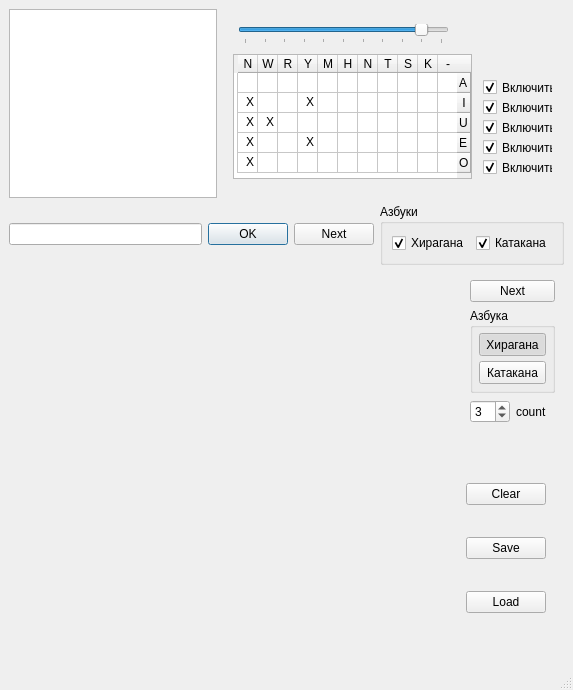
Above: kana.ui from Kracav4ik/kana before the change. Below: the same form after it.
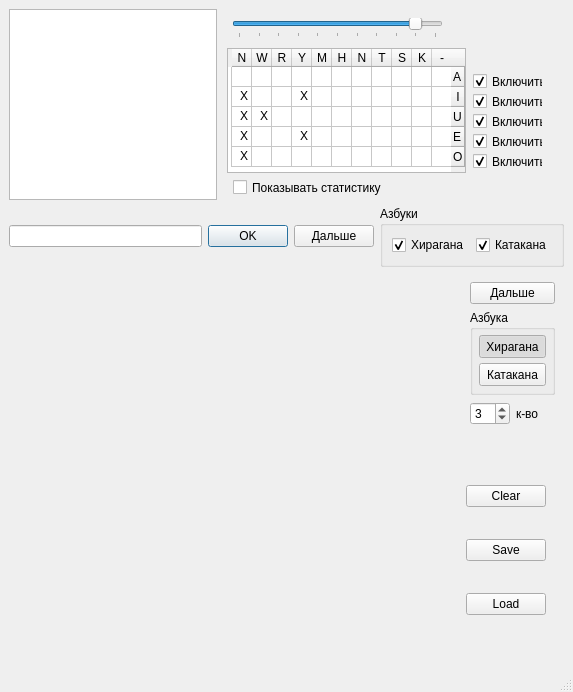
That is the form after the change. Custom widgets are drawn as their Qt base class.

Commit message: Кана: отображается красивая статистика

```diff
--- a/kana.ui
+++ b/kana.ui
@@ -7,7 +7,7 @@
     <x>0</x>
     <y>0</y>
     <width>573</width>
-    <height>690</height>
+    <height>679</height>
    </rect>
   </property>
   <property name="minimumSize">
@@ -39,7 +39,7 @@
       <item>
        <widget class="QPushButton" name="nextButton">
         <property name="text">
-         <string>Next</string>
+         <string>Дальше</string>
         </property>
        </widget>
       </item>
@@ -124,14 +124,14 @@
       <property name="minimumSize">
        <size>
         <width>341</width>
-        <height>181</height>
+        <height>191</height>
        </size>
       </property>
       <widget class="QCheckBox" name="useO">
        <property name="geometry">
         <rect>
-         <x>260</x>
-         <y>150</y>
+         <x>250</x>
+         <y>144</y>
          <width>70</width>
          <height>17</height>
         </rect>
@@ -146,8 +146,8 @@
       <widget class="QCheckBox" name="useA">
        <property name="geometry">
         <rect>
-         <x>260</x>
-         <y>70</y>
+         <x>250</x>
+         <y>64</y>
          <width>70</width>
          <height>17</height>
         </rect>
@@ -162,8 +162,8 @@
       <widget class="QCheckBox" name="useI">
        <property name="geometry">
         <rect>
-         <x>260</x>
-         <y>90</y>
+         <x>250</x>
+         <y>84</y>
          <width>70</width>
          <height>17</height>
         </rect>
@@ -178,12 +178,18 @@
       <widget class="QTableWidget" name="tableWidget">
        <property name="geometry">
         <rect>
-         <x>10</x>
-         <y>45</y>
+         <x>4</x>
+         <y>39</y>
          <width>239</width>
          <height>125</height>
         </rect>
        </property>
+       <property name="sizePolicy">
+        <sizepolicy hsizetype="Fixed" vsizetype="Fixed">
+         <horstretch>0</horstretch>
+         <verstretch>0</verstretch>
+        </sizepolicy>
+       </property>
        <property name="focusPolicy">
         <enum>Qt::NoFocus</enum>
        </property>
@@ -339,12 +345,18 @@
       <widget class="QSlider" name="levelSlider">
        <property name="geometry">
         <rect>
-         <x>15</x>
-         <y>15</y>
+         <x>9</x>
+         <y>9</y>
          <width>211</width>
          <height>20</height>
         </rect>
        </property>
+       <property name="sizePolicy">
+        <sizepolicy hsizetype="Fixed" vsizetype="Fixed">
+         <horstretch>0</horstretch>
+         <verstretch>0</verstretch>
+        </sizepolicy>
+       </property>
        <property name="maximum">
         <number>10</number>
        </property>
@@ -367,8 +379,8 @@
       <widget class="QCheckBox" name="useE">
        <property name="geometry">
         <rect>
-         <x>260</x>
-         <y>130</y>
+         <x>250</x>
+         <y>124</y>
          <width>70</width>
          <height>17</height>
         </rect>
@@ -383,8 +395,8 @@
       <widget class="QCheckBox" name="useU">
        <property name="geometry">
         <rect>
-         <x>260</x>
-         <y>110</y>
+         <x>250</x>
+         <y>104</y>
          <width>70</width>
          <height>17</height>
         </rect>
@@ -396,14 +408,35 @@
         <bool>true</bool>
        </property>
       </widget>
-      <zorder>useO</zorder>
-      <zorder>useA</zorder>
-      <zorder>useI</zorder>
-      <zorder>tableWidget</zorder>
-      <zorder>levelSlider</zorder>
-      <zorder>useE</zorder>
-      <zorder>useU</zorder>
-      <zorder>widget_2</zorder>
+      <widget class="QCheckBox" name="showStats">
+       <property name="geometry">
+        <rect>
+         <x>10</x>
+         <y>170</y>
+         <width>171</width>
+         <height>17</height>
+        </rect>
+       </property>
+       <property name="sizePolicy">
+        <sizepolicy hsizetype="Fixed" vsizetype="Fixed">
+         <horstretch>0</horstretch>
+         <verstretch>0</verstretch>
+        </sizepolicy>
+       </property>
+       <property name="text">
+        <string>Показывать статистику</string>
+       </property>
+      </widget>
+      <widget class="QWidget" name="widget_5" native="true">
+       <property name="geometry">
+        <rect>
+         <x>230</x>
+         <y>20</y>
+         <width>16</width>
+         <height>16</height>
+        </rect>
+       </property>
+      </widget>
      </widget>
     </item>
     <item row="2" column="0" colspan="3">
@@ -448,7 +481,7 @@
          <item>
           <widget class="QPushButton" name="nextWordButton">
            <property name="text">
-            <string>Next</string>
+            <string>Дальше</string>
            </property>
           </widget>
          </item>
@@ -553,7 +586,7 @@
            <item>
             <widget class="QLabel" name="label">
              <property name="text">
-              <string>count</string>
+              <string>к-во</string>
              </property>
             </widget>
            </item>
```
Left out of the diff: 12 changed lines with no effect on the pictures. The commit also changes 2 other files.
